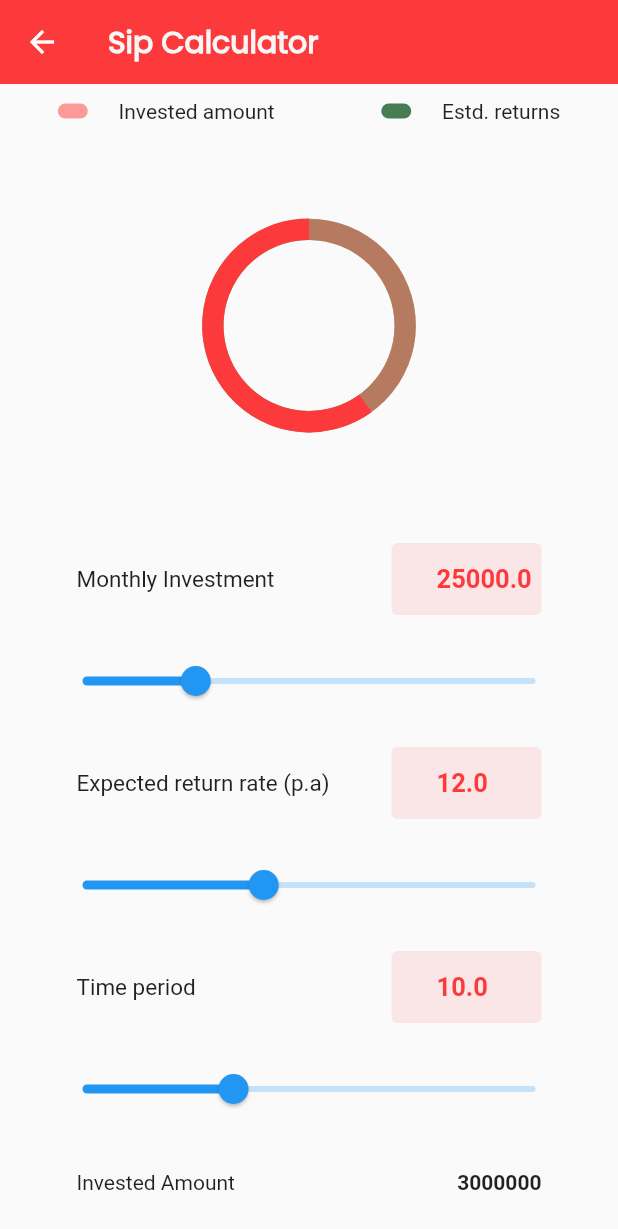
After one commit to DhruvalGorasiya/speed_lone, a Flutter app: the SimpleCalculator screen opened by its route, on a phone screen of 412 x 824 dp. The commit adds this screen. Shown: the top 1229 px of the screen. Run offline on Flutter 3.47's test engine with Material 2 defaults, Android fonts, the phone set to English and light mode, and no system bars; drawn by our look-alikes of syncfusion_flutter_gauges; our stand-ins replace cloud_firestore, connectivity_plus, firebase_core, get, google_mobile_ads; missing offline and left inert: store_redirect; accounts and stored records are empty.

Commit message:
simple calculator complete

```diff
--- /dev/null
+++ b/lib/controller/simple_calculator_controller.dart
@@ -0,0 +1,74 @@
+import 'dart:math';
+
+import 'package:flutter/material.dart';
+import 'package:get/get.dart';
+
+class SimpleCalculatorController extends GetxController {
+  final TextEditingController returnRateController = TextEditingController();
+  final TextEditingController timePeriodController = TextEditingController();
+  final TextEditingController controller = TextEditingController();
+  RxDouble monthlyInvestment = 25000.0.obs;
+  RxDouble expectedReturnRate = 12.0.obs;
+  RxDouble timePeriod = 10.0.obs;
+  RxDouble investedAmount = 0.0.obs;
+  RxDouble totalInvestment = 0.0.obs;
+  RxDouble result = 0.0.obs;
+  RxDouble i = 0.0.obs;
+
+  @override
+  void onInit() {
+    super.onInit();
+    controller.text = monthlyInvestment.value.toString();
+    returnRateController.text = expectedReturnRate.toString();
+    timePeriodController.text = timePeriod.toString();
+    investedAmount.value = (monthlyInvestment.value * 12) * timePeriod.value;
+    i.value = (expectedReturnRate) / (12 * 100);
+    result.value = (monthlyInvestment.value *
+            (((pow((1 + i.value), (timePeriod.value * 12))) - 1) / i.value) *
+            (1 + i.value)) -
+        investedAmount.value;
+    totalInvestment.value = investedAmount.value + result.value;
+    update();
+  }
+
+  void timePeriodCalculation(double value) {
+    timePeriod.value = value;
+    timePeriodController.text = timePeriod.value.toStringAsFixed(0);
+    investedAmount.value = (monthlyInvestment.value * 12) * timePeriod.value;
+    i.value = (expectedReturnRate) / (12 * 100);
+    result.value = (monthlyInvestment.value *
+            (((pow((1 + i.value), (timePeriod.value * 12))) - 1) / i.value) *
+            (1 + i.value)) -
+        investedAmount.value;
+    totalInvestment.value = investedAmount.value + result.value;
+    update();
+  }
+
+  void expectedReturnRateCalculation(double value) {
+    expectedReturnRate.value = value;
+    returnRateController.text = expectedReturnRate.value.toStringAsFixed(0);
+    i.value = (expectedReturnRate.value) / (12 * 100);
+    result.value = (monthlyInvestment.value *
+            (((pow((1 + i.value), (timePeriod.value * 12))) - 1) / i.value) *
+            (1 + i.value)) -
+        investedAmount.value;
+    totalInvestment.value = investedAmount.value + result.value;
+    update();
+  }
+  void monthlyInvestmentCalculation(double value) {
+    monthlyInvestment.value = value;
+    controller.text =
+        monthlyInvestment.value.toStringAsFixed(0);
+    investedAmount.value =
+        (monthlyInvestment.value * 12) * timePeriod.value;
+    i.value = (expectedReturnRate.value) / (12 * 100);
+    result.value = (monthlyInvestment.value *
+        (((pow((1 + i.value), (timePeriod.value * 12))) -
+            1) /
+            i.value) *
+        (1 + i.value)) -
+        investedAmount.value;
+    totalInvestment.value = investedAmount.value + result.value;
+    update();
+  }
+}
--- a/lib/main.dart
+++ b/lib/main.dart
@@ -3,6 +3,7 @@ import 'package:flutter/material.dart';
 import 'package:flutter/services.dart';
 import 'package:get/get.dart';
 import 'package:google_mobile_ads/google_mobile_ads.dart';
+import 'package:lone_counter/controller/simple_calculator_controller.dart';
 import 'package:lone_counter/network_binding.dart';
 import 'package:lone_counter/view/about_us.dart';
 import 'package:lone_counter/view/age_detail.dart';
@@ -17,6 +18,7 @@ import 'package:lone_counter/view/final_offer_view.dart';
 import 'package:lone_counter/view/membership_view.dart';
 import 'package:lone_counter/view/pan_details_view.dart';
 import 'package:lone_counter/view/personal_detail_view.dart';
+import 'package:lone_counter/view/simple_calculator.dart';
 import 'package:lone_counter/view/splash_view.dart';
 import 'package:lone_counter/utils/routes.dart';
 import 'package:lone_counter/view/log_in_view.dart';
@@ -43,6 +45,7 @@ class MyApp extends StatelessWidget {
         GetPage(name: Routes.loginView, page: () => const LogInView()),
         GetPage(name: Routes.homeView, page: () => BottomNavigationScreen()),
         GetPage(name: Routes.ageDetailView, page: () => AgeDetail()),
+        GetPage(name: Routes.simpleCalculatorView, page: () => SimpleCalculator()),
         GetPage(
             name: Routes.calculatorView, page: () => const CalculatorView()),
         GetPage(
--- a/lib/utils/routes.dart
+++ b/lib/utils/routes.dart
@@ -16,4 +16,5 @@ class Routes {
   static const freeMemberShipView = '/freeMemberShipView';
   static const aboutUs = '/aboutUs';
   static const fdCalculatorView = '/fdCalculatorView';
+  static const simpleCalculatorView = '/simpleCalculatorView';
 }
--- a/lib/view/calculator_view.dart
+++ b/lib/view/calculator_view.dart
@@ -52,9 +52,8 @@ class _CalculatorViewState extends State<CalculatorView> {
                         image: ImageConstant.fdCalculator,
                         onTap: () => Get.toNamed(Routes.fdCalculatorView)),
                     imageTap(
-                      image: ImageConstant.sipCalculator,
-                      onTap: () {},
-                    ),
+                        image: ImageConstant.sipCalculator,
+                        onTap: () => Get.toNamed(Routes.simpleCalculatorView)),
                   ],
                 ),
               ],
--- a/lib/view/home.dart
+++ b/lib/view/home.dart
@@ -1,4 +1,5 @@
 import 'package:flutter/material.dart';
+import 'package:get/get.dart';
 import 'package:get/route_manager.dart';
 import 'package:lone_counter/controller/connectivity_controller.dart';
 import 'package:lone_counter/servics/ad_mob_services.dart';
@@ -63,7 +64,8 @@ class _HomeViewState extends State<HomeView> {
                     image: ImageConstant.calculator,
                     context: context),
                 customButton(
-                    onPressed: () {},
+                    onPressed: () {
+                    },
                     image: ImageConstant.loanStatus,
                     context: context),
               ],
--- /dev/null
+++ b/lib/view/simple_calculator.dart
@@ -0,0 +1,285 @@
+import 'package:flutter/material.dart';
+import 'package:get/get.dart';
+import 'package:lone_counter/controller/simple_calculator_controller.dart';
+import 'package:lone_counter/utils/colors_constant.dart';
+import 'package:lone_counter/widget/app_bar.dart';
+import 'package:syncfusion_flutter_gauges/gauges.dart';
+
+class SimpleCalculator extends StatelessWidget {
+  SimpleCalculator({Key? key}) : super(key: key);
+  final SimpleCalculatorController simpleCalculatorController =
+      Get.put(SimpleCalculatorController());
+
+  @override
+  Widget build(BuildContext context) {
+    return GetBuilder<SimpleCalculatorController>(
+      builder: (controller) {
+        return Scaffold(
+          appBar: customAppBar(title: 'Sip Calculator'),
+          body: SingleChildScrollView(
+            child: Column(
+              children: [
+                Padding(
+                  padding: const EdgeInsets.symmetric(
+                      horizontal: 18.0, vertical: 10),
+                  child: Row(
+                    mainAxisAlignment: MainAxisAlignment.spaceEvenly,
+                    crossAxisAlignment: CrossAxisAlignment.center,
+                    children: [
+                      Container(
+                        width: 20,
+                        height: 10,
+                        decoration: BoxDecoration(
+                          borderRadius: BorderRadius.circular(5),
+                          color: ColorConstant.primaryColor.withOpacity(0.5),
+                        ),
+                      ),
+                      const Text('Invested amount'),
+                      const SizedBox(width: 30),
+                      Container(
+                        width: 20,
+                        height: 10,
+                        decoration: BoxDecoration(
+                          borderRadius: BorderRadius.circular(5),
+                          color: const Color(0xff487c52),
+                        ),
+                      ),
+                      const Text('Estd. returns'),
+                    ],
+                  ),
+                ),
+                const SizedBox(height: 50),
+                Container(
+                  height: 150,
+                  width: 150,
+                  child: SfRadialGauge(
+                    axes: <RadialAxis>[
+                      RadialAxis(
+                        minimum: 0,
+                        maximum: 30,
+                        useRangeColorForAxis: true,
+                        startAngle: 270,
+                        endAngle: 270,
+                        showLabels: false,
+                        showTicks: false,
+                        axisLineStyle: const AxisLineStyle(
+                            thicknessUnit: GaugeSizeUnit.factor,
+                            thickness: 0.20,
+                            color: Color(0xff6ebb88)),
+                        ranges: <GaugeRange>[
+                          GaugeRange(
+                              startValue: 0,
+                              endValue: 17,
+                              color: ColorConstant.primaryColor.withOpacity(0.5),
+                              sizeUnit: GaugeSizeUnit.factor,
+                              startWidth: 0.20,
+                              endWidth: 0.20),
+                          GaugeRange(
+                              startValue: controller.expectedReturnRate.value,
+                              endValue: 30,
+                              sizeUnit: GaugeSizeUnit.factor,
+                              color: ColorConstant.primaryColor,
+                              startWidth: 0.20,
+                              endWidth: 0.20),
+                        ],
+                      ),
+                    ],
+                  ),
+                ),
+                const SizedBox(height: 50),
+                Column(
+                  children: <Widget>[
+                    SizedBox(
+                      width: 350,
+                      child: Padding(
+                        padding: const EdgeInsets.all(20.0),
+                        child: Row(
+                          mainAxisAlignment: MainAxisAlignment.spaceBetween,
+                          children: <Widget>[
+                            const Text(
+                              'Monthly Investment',
+                              style: TextStyle(
+                                fontSize: 15,
+                              ),
+                            ),
+                            SizedBox(
+                              width: 100,
+                              child: TextFormField(
+                                controller: controller.controller,
+                                decoration: InputDecoration(
+                                  fillColor: ColorConstant.primaryColor.withOpacity(0.1),
+                                  filled: true,
+                                  contentPadding: const EdgeInsets.only(left: 30),
+                                  border: const OutlineInputBorder(
+                                      borderSide: BorderSide.none),
+                                ),
+                                style: const TextStyle(
+                                    fontSize: 17,
+                                    fontWeight: FontWeight.bold,
+                                    color: ColorConstant.primaryColor),
+                              ),
+                            ),
+                          ],
+                        ),
+                      ),
+                    ),
+                    SizedBox(
+                      width: 350,
+                      child: Slider(
+                        max: 100000,
+                          min: 0,
+                          value: controller.monthlyInvestment.value,
+                          onChanged: controller.monthlyInvestmentCalculation),
+                    ),
+                    SizedBox(
+                      width: 350,
+                      child: Padding(
+                        padding: const EdgeInsets.all(20.0),
+                        child: Row(
+                          mainAxisAlignment: MainAxisAlignment.spaceBetween,
+                          children: <Widget>[
+                            const Text(
+                              'Expected return rate (p.a)',
+                              style: TextStyle(
+                                fontSize: 15,
+                              ),
+                            ),
+                            SizedBox(
+                              width: 100,
+                              child: TextFormField(
+                                controller: controller.returnRateController,
+                                decoration: InputDecoration(
+                                  fillColor: ColorConstant.primaryColor.withOpacity(0.1),
+                                  filled: true,
+                                  contentPadding: const EdgeInsets.only(left: 30),
+                                  border: const OutlineInputBorder(
+                                      borderSide: BorderSide.none),
+                                ),
+                                style: const TextStyle(
+                                    fontSize: 17,
+                                    fontWeight: FontWeight.bold,
+                                    color: ColorConstant.primaryColor),
+                              ),
+                            ),
+                          ],
+                        ),
+                      ),
+                    ),
+                    SizedBox(
+                      width: 350,
+                      child: Slider(
+                        max: 30,
+                          min: 0,
+                          value: controller.expectedReturnRate.value,
+                          onChanged: controller.expectedReturnRateCalculation),
+                    ),
+                    SizedBox(
+                      width: 350,
+                      child: Padding(
+                        padding: const EdgeInsets.all(20.0),
+                        child: Row(
+                          mainAxisAlignment: MainAxisAlignment.spaceBetween,
+                          children: <Widget>[
+                            const Text(
+                              'Time period',
+                              style: TextStyle(
+                                fontSize: 15,
+                              ),
+                            ),
+                            SizedBox(
+                              width: 100,
+                              child: TextFormField(
+                                controller: controller.timePeriodController,
+                                decoration: InputDecoration(
+                                  fillColor: ColorConstant.primaryColor.withOpacity(0.1),
+                                  filled: true,
+                                  contentPadding: const EdgeInsets.only(left: 30),
+                                  border: const OutlineInputBorder(
+                                      borderSide: BorderSide.none),
+                                ),
+                                style: const TextStyle(
+                                    fontSize: 17,
+                                    fontWeight: FontWeight.bold,
+                                    color: ColorConstant.primaryColor),
+                              ),
+                            ),
+                          ],
+                        ),
+                      ),
+                    ),
+                    SizedBox(
+                      width: 350,
+                      child: Slider(
+                        max: 30,
+                          min: 0,
+                          value: controller.timePeriod.value,
+                          onChanged: controller.timePeriodCalculation),
+                    ),
+                    const SizedBox(height: 10),
+                    SizedBox(
+                      width: 350,
+                      child: Padding(
+                        padding: const EdgeInsets.all(20.0),
+                        child: Row(
+                          mainAxisAlignment: MainAxisAlignment.spaceBetween,
+                          children: <Widget>[
+                            const Text('Invested Amount'),
+                            Text(
+                              controller.investedAmount.toStringAsFixed(0),
+                              style: const TextStyle(
+                                fontSize: 14,
+                                fontWeight: FontWeight.bold,
+                              ),
+                            ),
+                          ],
+                        ),
+                      ),
+                    ),
+                    SizedBox(
+                      width: 350,
+                      child: Padding(
+                        padding: const EdgeInsets.all(20.0),
+                        child: Row(
+                          mainAxisAlignment: MainAxisAlignment.spaceBetween,
+                          children: <Widget>[
+                            const Text('Est. returns'),
+                            Text(
+                              controller.result.toStringAsFixed(0),
+                              style: const TextStyle(
+                                fontSize: 14,
+                                fontWeight: FontWeight.bold,
+                              ),
+                            ),
+                          ],
+                        ),
+                      ),
+                    ),
+                    SizedBox(
+                      width: 350,
+                      child: Padding(
+                        padding: const EdgeInsets.all(20.0),
+                        child: Row(
+                          mainAxisAlignment: MainAxisAlignment.spaceBetween,
+                          children: <Widget>[
+                            const Text('Total value'),
+                            Text(
+                              controller.totalInvestment.toStringAsFixed(0),
+                              style: const TextStyle(
+                                fontSize: 14,
+                                fontWeight: FontWeight.bold,
+                              ),
+                            ),
+                          ],
+                        ),
+                      ),
+                    )
+                  ],
+                ),
+              ],
+            ),
+          ),
+        );
+      },
+    );
+  }
+}
--- a/pubspec.yaml
+++ b/pubspec.yaml
@@ -45,7 +45,7 @@ dependencies:
   google_mobile_ads: ^2.3.0
   url_launcher: ^6.1.7
   connectivity_plus: ^3.0.2
-
+  syncfusion_flutter_gauges: ^20.3.61
 
 dev_dependencies:
   flutter_test:
```
Also changed, not shown: pubspec.lock.
